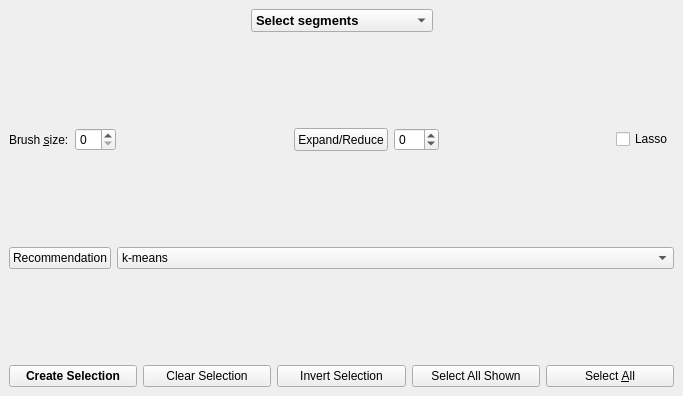
This is Polyhedron/Plugins/PMP/Selection_widget.ui in tudelft3d/3D_Urban_Mesh_Annotator as Qt 5 draws it before an edit. The edited form follows.
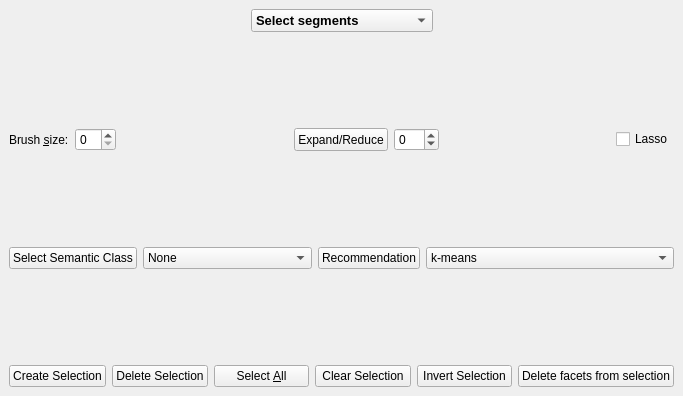
This is the edited form.

Commit message: Freeze and disable some functions, add some useful selection and display.

What changed in the file:
```diff
--- a/Polyhedron/Plugins/PMP/Selection_widget.ui
+++ b/Polyhedron/Plugins/PMP/Selection_widget.ui
@@ -183,6 +183,28 @@
           </item>
           <item>
            <layout class="QHBoxLayout" name="horizontalLayout_4">
+            <item>
+             <widget class="QPushButton" name="SelectClasses">
+              <property name="text">
+               <string>Select Semantic Class</string>
+              </property>
+             </widget>
+            </item>
+            <item>
+             <widget class="QComboBox" name="comboBox_2">
+              <property name="sizePolicy">
+               <sizepolicy hsizetype="Expanding" vsizetype="Fixed">
+                <horstretch>0</horstretch>
+                <verstretch>0</verstretch>
+               </sizepolicy>
+              </property>
+              <item>
+               <property name="text">
+                <string>None</string>
+               </property>
+              </item>
+             </widget>
+            </item>
             <item>
              <widget class="QPushButton" name="Recommendation_button">
               <property name="text">
@@ -236,9 +258,9 @@
              <widget class="QPushButton" name="Create_selection_item_button">
               <property name="font">
                <font>
-                <weight>75</weight>
+                <weight>50</weight>
                 <italic>false</italic>
-                <bold>true</bold>
+                <bold>false</bold>
                </font>
               </property>
               <property name="text">
@@ -246,6 +268,23 @@
               </property>
              </widget>
             </item>
+            <item>
+             <widget class="QPushButton" name="Delete_selection_button">
+              <property name="text">
+               <string>Delete Selection</string>
+              </property>
+             </widget>
+            </item>
+            <item>
+             <widget class="QPushButton" name="Select_all_button">
+              <property name="toolTip">
+               <string extracomment="Select all simplices of Selection Type"/>
+              </property>
+              <property name="text">
+               <string>Select &amp;All</string>
+              </property>
+             </widget>
+            </item>
             <item>
              <widget class="QPushButton" name="Clear_all_button">
               <property name="toolTip">
@@ -269,17 +308,7 @@
             <item>
              <widget class="QPushButton" name="Select_all_shown_button">
               <property name="text">
-               <string>Select All Shown</string>
-              </property>
-             </widget>
-            </item>
-            <item>
-             <widget class="QPushButton" name="Select_all_button">
-              <property name="toolTip">
-               <string extracomment="Select all simplices of Selection Type"/>
-              </property>
-              <property name="text">
-               <string>Select &amp;All</string>
+               <string>Delete facets from selection</string>
               </property>
              </widget>
             </item>
```
Left out of the diff: 2 changed lines with no effect on the pictures. The commit also changes 19 other files.
